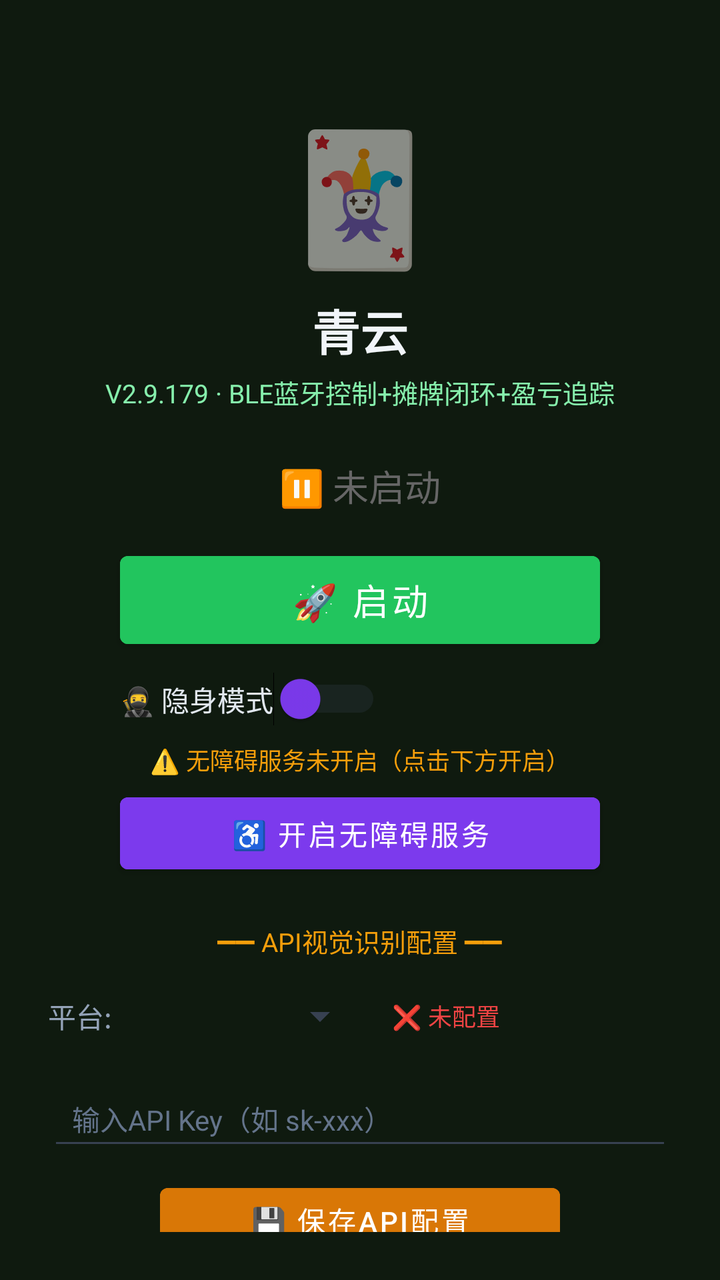
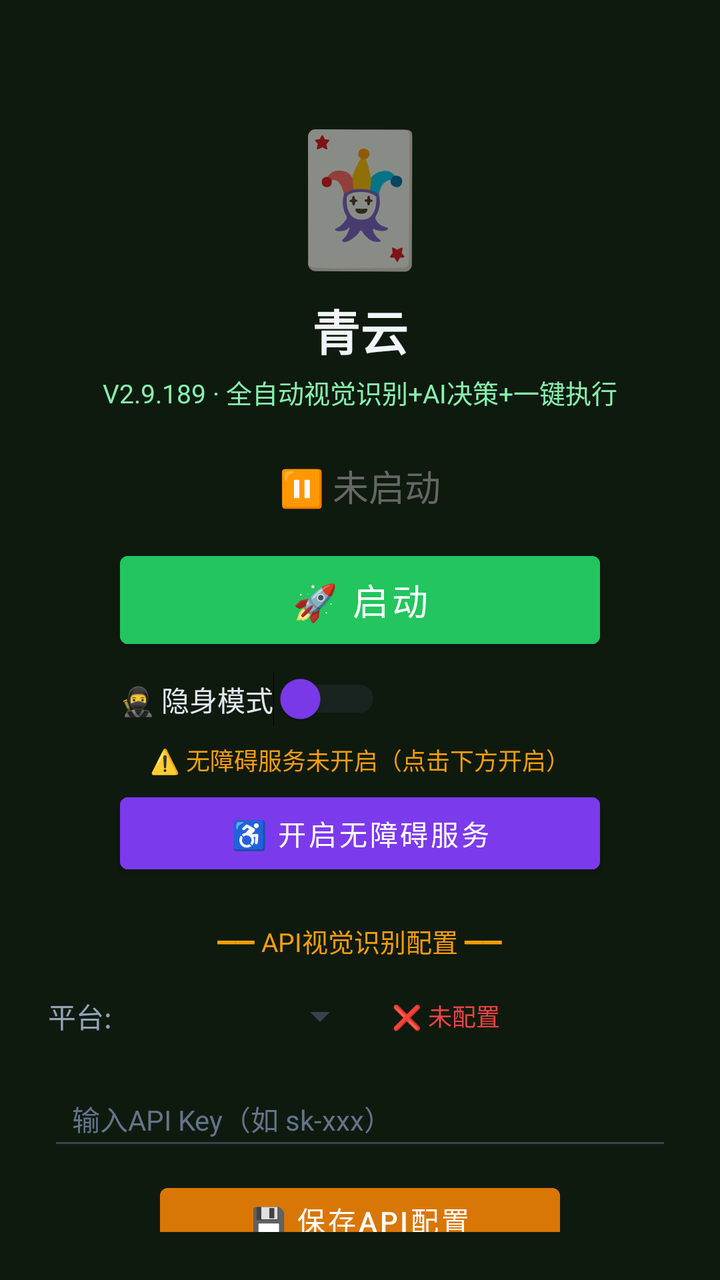

Compare the two renders of this Android layout. The source of the first and the diff that turns it into the second are given below.
<!-- AndroidManifest.xml: activity theme Theme.MjScreenshot -->
<!-- res/layout/activity_main.xml -->
<?xml version="1.0" encoding="utf-8"?>
<LinearLayout xmlns:android="http://schemas.android.com/apk/res/android"
    android:layout_width="match_parent"
    android:layout_height="match_parent"
    android:orientation="vertical"
    android:background="#0f1a0f"
    android:padding="24dp"
    android:gravity="center_horizontal">

    <TextView
        android:layout_width="wrap_content"
        android:layout_height="wrap_content"
        android:text="🃏"
        android:textSize="64sp"
        android:layout_marginTop="30dp" />

    <TextView
        android:layout_width="wrap_content"
        android:layout_height="wrap_content"
        android:text="青云"
        android:textSize="24sp"
        android:textColor="#f1f5f9"
        android:textStyle="bold"
        android:layout_marginTop="8dp" />

    <TextView
        android:layout_width="wrap_content"
        android:layout_height="wrap_content"
        android:text="V2.9.179 · BLE蓝牙控制+摊牌闭环+盈亏追踪"
        android:textSize="13sp"
        android:textColor="#86efac"
        android:layout_marginTop="4dp" />

    <TextView
        android:id="@+id/tvStatus"
        android:layout_width="wrap_content"
        android:layout_height="wrap_content"
        android:text="⏸ 未启动"
        android:textSize="18sp"
        android:textColor="#666666"
        android:layout_marginTop="24dp" />

    <Button
        android:id="@+id/btnStart"
        android:layout_width="240dp"
        android:layout_height="56dp"
        android:text="🚀 启动"
        android:textSize="18sp"
        android:textColor="#ffffff"
        android:backgroundTint="#22c55e"
        android:layout_marginTop="16dp" />

    <Button
        android:id="@+id/btnHelper"
        android:layout_width="240dp"
        android:layout_height="56dp"
        android:text="🃏 打开智囊"
        android:textSize="16sp"
        android:textColor="#ffffff"
        android:backgroundTint="#16a34a"
        android:layout_marginTop="12dp"
        android:visibility="gone" />

    
    <LinearLayout
        android:layout_width="240dp"
        android:layout_height="wrap_content"
        android:orientation="horizontal"
        android:gravity="center_vertical"
        android:layout_marginTop="8dp">

        <Switch
            android:id="@+id/switchStealth"
            android:layout_width="wrap_content"
            android:layout_height="wrap_content"
            android:text="🥷 隐身模式"
            android:textColor="#e2e8f0"
            android:textSize="14sp"
            android:thumbTint="#7c3aed"
            android:trackTint="#374151" />
    </LinearLayout>

    <TextView
        android:id="@+id/tvAccessibilityStatus"
        android:layout_width="wrap_content"
        android:layout_height="wrap_content"
        android:text="⚠️ 无障碍服务未开启（点击下方开启）"
        android:textSize="12sp"
        android:textColor="#f59e0b"
        android:layout_marginTop="8dp"
        android:gravity="center" />

    <Button
        android:id="@+id/btnAccessibility"
        android:layout_width="240dp"
        android:layout_height="48dp"
        android:text="♿ 开启无障碍服务"
        android:textSize="14sp"
        android:textColor="#ffffff"
        android:backgroundTint="#7c3aed"
        android:layout_marginTop="4dp" />

    <TextView
        android:layout_width="wrap_content"
        android:layout_height="wrap_content"
        android:text="━━ API视觉识别配置 ━━"
        android:textSize="13sp"
        android:textColor="#f59e0b"
        android:layout_marginTop="20dp" />

    <LinearLayout
        android:layout_width="match_parent"
        android:layout_height="wrap_content"
        android:orientation="horizontal"
        android:layout_marginTop="8dp"
        android:gravity="center_vertical">

        <TextView
            android:layout_width="wrap_content"
            android:layout_height="wrap_content"
            android:text="平台:"
            android:textSize="14sp"
            android:textColor="#94a3b8" />

        <Spinner
            android:id="@+id/spinnerProvider"
            android:layout_width="120dp"
            android:layout_height="40dp"
            android:layout_marginStart="8dp"
            android:backgroundTint="#374151" />

        <TextView
            android:id="@+id/tvApiStatus"
            android:layout_width="wrap_content"
            android:layout_height="wrap_content"
            android:text="❌ 未配置"
            android:textSize="12sp"
            android:textColor="#ef4444"
            android:layout_marginStart="12dp" />
    </LinearLayout>

    <EditText
        android:id="@+id/etApiKey"
        android:layout_width="match_parent"
        android:layout_height="44dp"
        android:hint="输入API Key（如 sk-xxx）"
        android:textSize="14sp"
        android:textColor="#e2e8f0"
        android:textColorHint="#64748b"
        android:backgroundTint="#374151"
        android:inputType="textPassword"
        android:layout_marginTop="8dp"
        android:paddingStart="12dp"
        android:paddingEnd="12dp" />

    <Button
        android:id="@+id/btnSaveApi"
        android:layout_width="200dp"
        android:layout_height="44dp"
        android:text="💾 保存API配置"
        android:textSize="14sp"
        android:textColor="#ffffff"
        android:backgroundTint="#d97706"
        android:layout_marginTop="8dp" />

    <TextView
        android:id="@+id/tvHint"
        android:layout_width="wrap_content"
        android:layout_height="wrap_content"
        android:text="先点上方按钮启动截屏"
        android:textSize="13sp"
        android:textColor="#666666"
        android:layout_marginTop="12dp"
        android:gravity="center" />

    <TextView
        android:layout_width="wrap_content"
        android:layout_height="wrap_content"
        android:text="使用步骤：\n1. 配置API Key（支持OpenAI/通义千问VL/硅基流动）\n2. 点「开启无障碍服务」→ 开启\n3. 开启「🥷隐身模式」(反检测)\n4. 点「启动」→ 允许悬浮窗\n5. 打牌时点屏幕上的🎯悬浮球即可截屏识别\n★ 拖动悬浮球可移到不挡牌的位置 ★\n★ 长按悬浮球可展开/收起详细面板 ★\n★ 悬浮球边框颜色=建议：绿=加注 橙=跟注 红=弃牌 ★"
        android:textSize="12sp"
        android:textColor="#64748b"
        android:layout_marginTop="12dp"
        android:lineSpacingExtra="3dp" />

</LinearLayout>
<!-- resources referenced by this layout -->
<resources>
  <style name="Theme.MjScreenshot" parent="Theme.MaterialComponents.DayNight.DarkActionBar">
          <item name="colorPrimary">#1e40af</item>
          <item name="colorPrimaryVariant">#1e3a8a</item>
          <item name="colorOnPrimary">#ffffff</item>
          <item name="android:statusBarColor">#0f172a</item>
      </style>
</resources>

<!-- the commit's change to res/layout/activity_main.xml (unified diff, before → after) -->
@@ -26,7 +26,7 @@
     <TextView
         android:layout_width="wrap_content"
         android:layout_height="wrap_content"
-        android:text="V2.9.179 · BLE蓝牙控制+摊牌闭环+盈亏追踪"
+        android:text="V2.9.189 · 全自动视觉识别+AI决策+一键执行"
         android:textSize="13sp"
         android:textColor="#86efac"
         android:layout_marginTop="4dp" />
